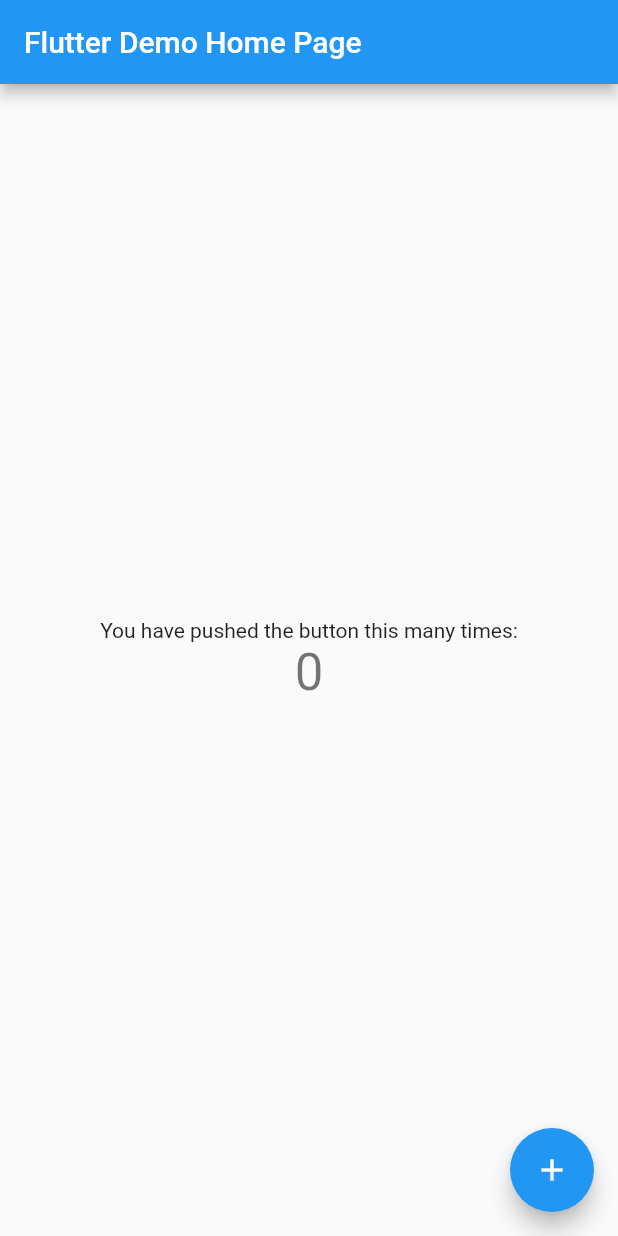
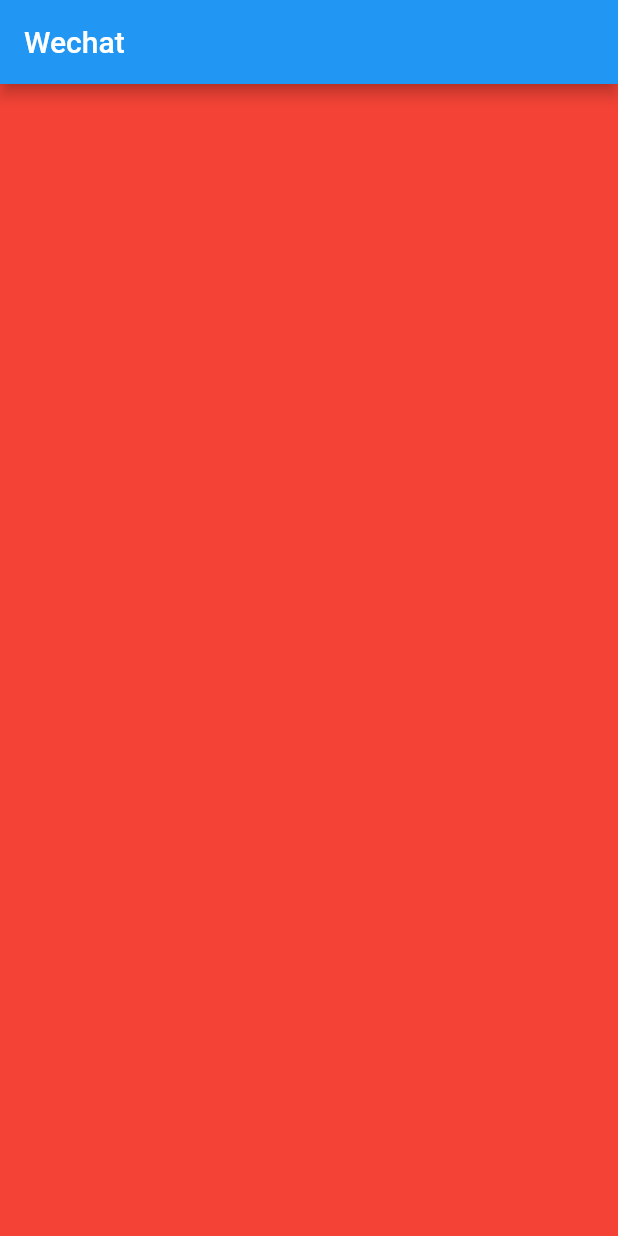
Before and after one commit to jyzgo/wechat_flutter_clone, a Flutter app: the screen it shows after launch, on a phone screen of 412 x 824 dp. Run offline on Flutter 3.47's test engine with Material 2 defaults, Android fonts, the phone set to English and light mode, and no system bars.

Commit message:
Add home screen

```diff
--- a/lib/main.dart
+++ b/lib/main.dart
@@ -1,111 +1,7 @@
 import 'package:flutter/material.dart';
+import './home/home_screen.dart';
 
-void main() => runApp(MyApp());
-
-class MyApp extends StatelessWidget {
-  // This widget is the root of your application.
-  @override
-  Widget build(BuildContext context) {
-    return MaterialApp(
-      title: 'Flutter Demo',
-      theme: ThemeData(
-        // This is the theme of your application.
-        //
-        // Try running your application with "flutter run". You'll see the
-        // application has a blue toolbar. Then, without quitting the app, try
-        // changing the primarySwatch below to Colors.green and then invoke
-        // "hot reload" (press "r" in the console where you ran "flutter run",
-        // or simply save your changes to "hot reload" in a Flutter IDE).
-        // Notice that the counter didn't reset back to zero; the application
-        // is not restarted.
-        primarySwatch: Colors.blue,
-      ),
-      home: MyHomePage(title: 'Flutter Demo Home Page'),
-    );
-  }
-}
-
-class MyHomePage extends StatefulWidget {
-  MyHomePage({Key key, this.title}) : super(key: key);
-
-  // This widget is the home page of your application. It is stateful, meaning
-  // that it has a State object (defined below) that contains fields that affect
-  // how it looks.
-
-  // This class is the configuration for the state. It holds the values (in this
-  // case the title) provided by the parent (in this case the App widget) and
-  // used by the build method of the State. Fields in a Widget subclass are
-  // always marked "final".
-
-  final String title;
-
-  @override
-  _MyHomePageState createState() => _MyHomePageState();
-}
-
-class _MyHomePageState extends State<MyHomePage> {
-  int _counter = 0;
-
-  void _incrementCounter() {
-    setState(() {
-      // This call to setState tells the Flutter framework that something has
-      // changed in this State, which causes it to rerun the build method below
-      // so that the display can reflect the updated values. If we changed
-      // _counter without calling setState(), then the build method would not be
-      // called again, and so nothing would appear to happen.
-      _counter++;
-    });
-  }
-
-  @override
-  Widget build(BuildContext context) {
-    // This method is rerun every time setState is called, for instance as done
-    // by the _incrementCounter method above.
-    //
-    // The Flutter framework has been optimized to make rerunning build methods
-    // fast, so that you can just rebuild anything that needs updating rather
-    // than having to individually change instances of widgets.
-    return Scaffold(
-      appBar: AppBar(
-        // Here we take the value from the MyHomePage object that was created by
-        // the App.build method, and use it to set our appbar title.
-        title: Text(widget.title),
-      ),
-      body: Center(
-        // Center is a layout widget. It takes a single child and positions it
-        // in the middle of the parent.
-        child: Column(
-          // Column is also layout widget. It takes a list of children and
-          // arranges them vertically. By default, it sizes itself to fit its
-          // children horizontally, and tries to be as tall as its parent.
-          //
-          // Invoke "debug painting" (press "p" in the console, choose the
-          // "Toggle Debug Paint" action from the Flutter Inspector in Android
-          // Studio, or the "Toggle Debug Paint" command in Visual Studio Code)
-          // to see the wireframe for each widget.
-          //
-          // Column has various properties to control how it sizes itself and
-          // how it positions its children. Here we use mainAxisAlignment to
-          // center the children vertically; the main axis here is the vertical
-          // axis because Columns are vertical (the cross axis would be
-          // horizontal).
-          mainAxisAlignment: MainAxisAlignment.center,
-          children: <Widget>[
-            Text(
-              'You have pushed the button this many times:',
-            ),
-            Text(
-              '$_counter',
-              style: Theme.of(context).textTheme.display1,
-            ),
-          ],
-        ),
-      ),
-      floatingActionButton: FloatingActionButton(
-        onPressed: _incrementCounter,
-        tooltip: 'Increment',
-        child: Icon(Icons.add),
-      ), // This trailing comma makes auto-formatting nicer for build methods.
-    );
-  }
-}
+void main() => runApp(MaterialApp(
+      title: 'wechat',
+      home: HomeScreen(),
+    ));
```
Also changed, not shown: lib/home/home_screen.dart (added, +91 -0 lines).
